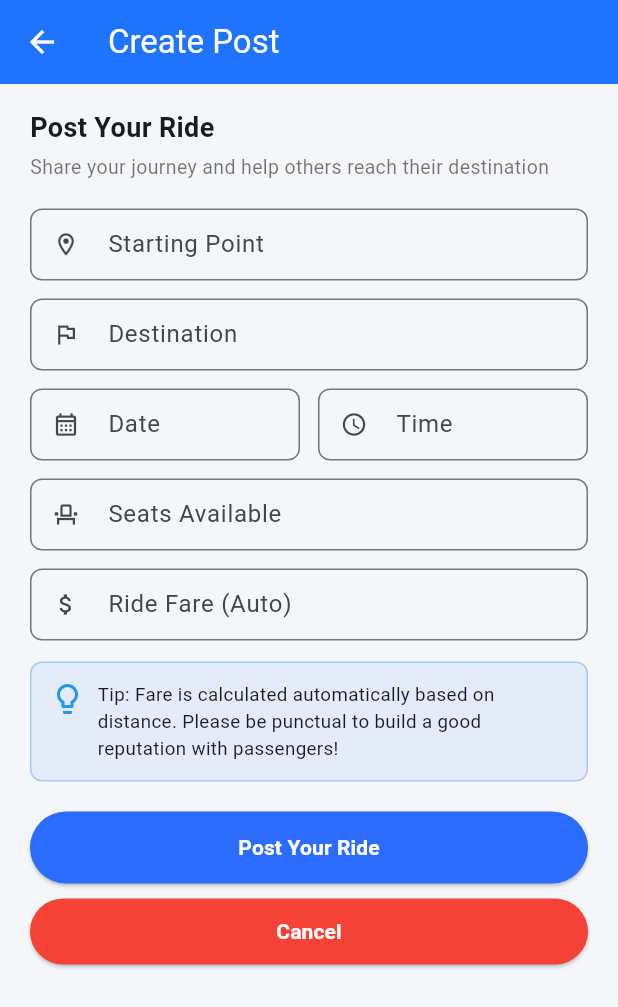
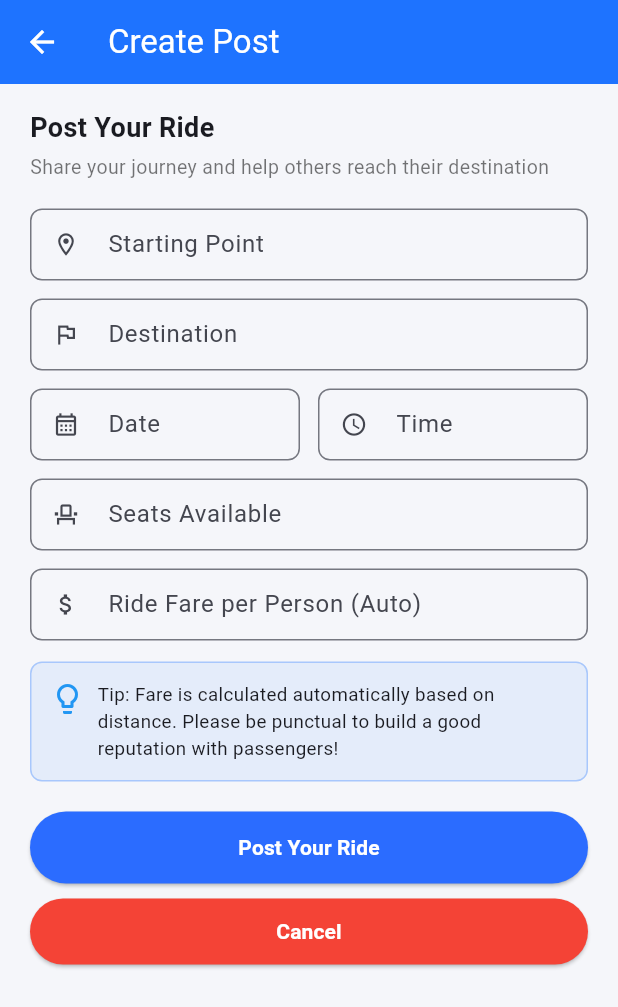
Before and after one commit to kahong2404/tarumt_carpool, a Flutter app: the PostRides screen opened directly, on a phone screen of 412 x 824 dp. Shown: the top 1007 px of the screen. Run offline on Flutter 3.47's test engine with Material 3 defaults, Android fonts, the phone set to English and light mode, and no system bars; our stand-ins replace cloud_firestore, cloud_functions, file_picker, firebase_auth, firebase_core, firebase_messaging and 8 more; missing offline and left inert: flutter_stripe; accounts and stored records are empty.

Commit message:
update text

```diff
--- a/lib/screens/Driver/create_post_rides_screen.dart
+++ b/lib/screens/Driver/create_post_rides_screen.dart
@@ -350,7 +350,7 @@ class _PostRidesState extends State<PostRides> {
               controller: _fareCtrl,
               readOnly: true,
               decoration: _dec(
-                'Ride Fare (Auto)',
+                'Ride Fare per Person (Auto)',
                 Icons.attach_money_outlined,
                 hint: 'Select pickup & destination',
               ),
```
Also changed, not shown: 1 other file.
